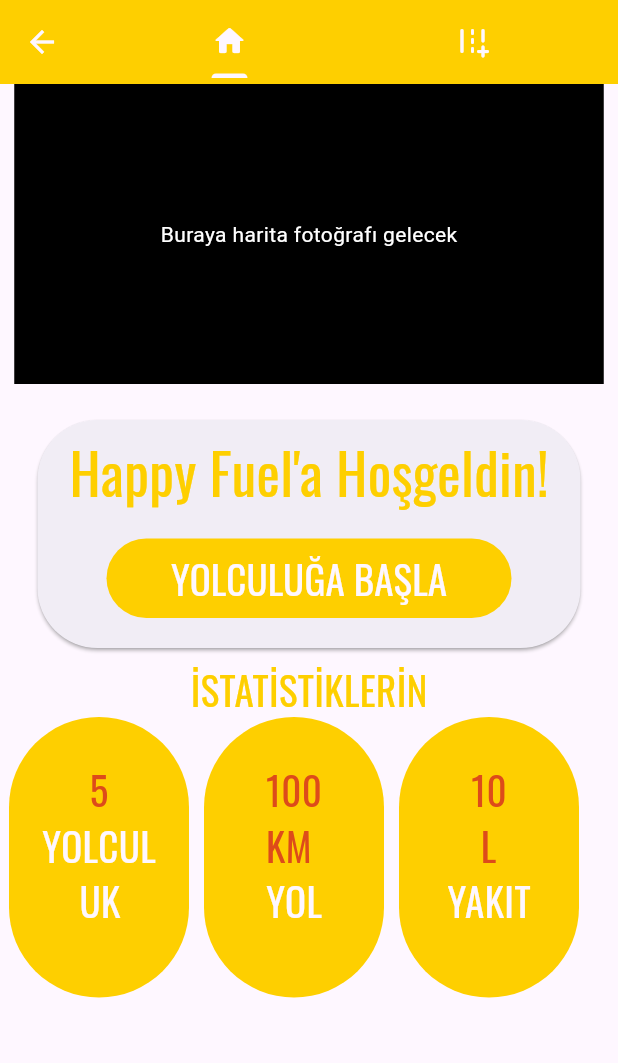
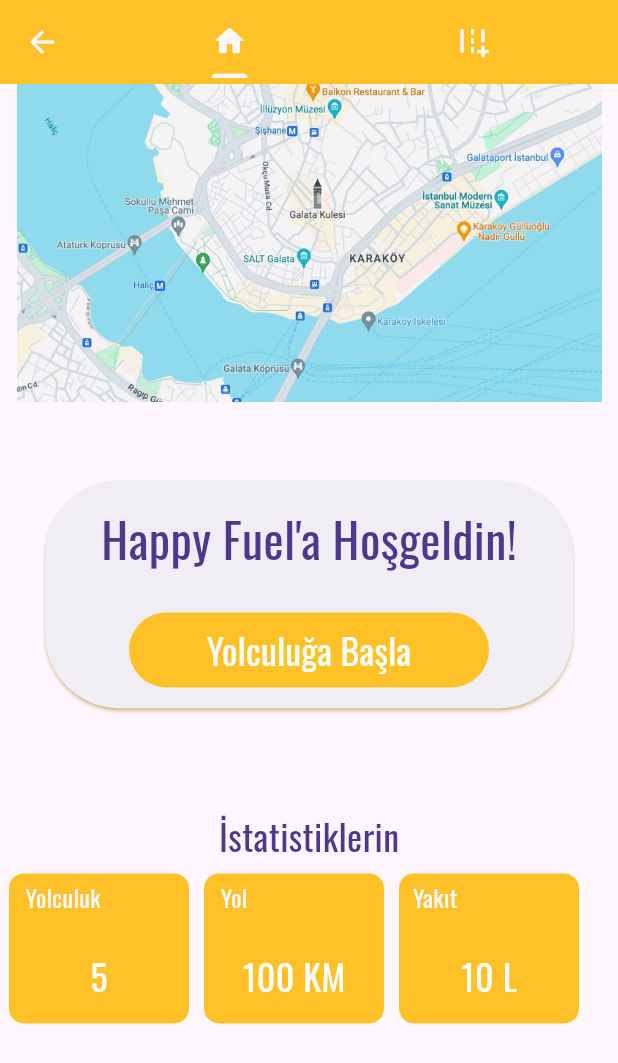
Before and after one commit to Tugay72/araba_sevdasi, a Flutter app: the Anasayfa screen opened directly, on a phone screen of 412 x 824 dp. Shown: the top 1063 px of the screen. Run offline on Flutter 3.47's test engine with Material 3 defaults, Android fonts, the phone set to English and light mode, and no system bars; our stand-ins replace toggle_switch.

Commit message:
anasayfa

```diff
--- a/lib/anaMenu.dart
+++ b/lib/anaMenu.dart
@@ -52,7 +52,7 @@ class AnaMenuState extends State<AnaMenu> {
         bottomNavigationBar: BottomNavigationBar(
           items: const [
             BottomNavigationBarItem(
-              backgroundColor: Color.fromARGB(255, 254, 207, 0),
+              backgroundColor: Color.fromARGB(255, 255, 193, 40),
               icon: Icon(Icons.home_rounded),
               label: "Ana Sayfa",
             ),
--- a/lib/anasayfaTabBar/sayfa.dart
+++ b/lib/anasayfaTabBar/sayfa.dart
@@ -21,63 +21,56 @@ class Sayfa extends StatelessWidget {
       body: Column(
         children: [
           //Harita görseli
-          Container(
-            color: Colors.black,
-            child: const SizedBox(
-              height: 200,
-              width: 393,
-              child: Center(
-                child: Text(
-                  "Buraya harita fotoğrafı gelecek",
-                  style: TextStyle(
-                    color: Colors.white,
-                  ),
-                ),
+          const SizedBox(
+            width: 390,
+            child: Center(
+              child: Image(
+                image: AssetImage("assets/images/anasayfa/map.jpeg"),
               ),
             ),
           ),
           //Yolculuğa başla tuşunun olduğu kısım
           Padding(
-            padding: const EdgeInsets.only(top: 20),
+            padding: const EdgeInsets.only(top: 48),
             child: SizedBox(
               height: 160,
-              width: 370,
+              width: 360,
               child: Card(
                 surfaceTintColor: Colors.blueGrey.shade400,
-                shadowColor: Colors.grey,
+                shadowColor: const Color.fromARGB(255, 255, 193, 40),
                 shape: RoundedRectangleBorder(
-                    borderRadius: BorderRadius.circular(40)),
+                    borderRadius: BorderRadius.circular(50)),
                 child: Column(
                   children: [
-                    const Padding(
-                      padding: EdgeInsets.all(8.0),
+                    Padding(
+                      padding: const EdgeInsets.all(16.0),
                       child: Text(
                         "Happy Fuel'a Hoşgeldin!",
                         style: TextStyle(
-                          fontSize: 37,
+                          fontSize: 32,
                           fontFamily: "Oswald",
                           fontWeight: FontWeight.w400,
-                          color: Color.fromARGB(255, 254, 207, 0),
+                          color: Theme.of(context).colorScheme.onPrimaryContainer,
                         ),
                       ),
                     ),
                     Padding(
                       padding: const EdgeInsets.only(top: 10),
                       child: SizedBox(
-                        width: 270,
+                        width: 240,
                         child: TextButton(
                           style: const ButtonStyle(
                             backgroundColor: MaterialStatePropertyAll(
-                              Color.fromARGB(255, 254, 207, 0),
+                              Color.fromARGB(255, 255, 193, 40),
                             ),
                           ),
-                          child: Text(
-                            "YOLCULUĞA BAŞLA",
+                          child: const Text(
+                            "Yolculuğa Başla",
                             style: TextStyle(
-                              fontSize: 26,
+                              fontSize: 24,
                               fontFamily: "Oswald",
                               fontWeight: FontWeight.w400,
-                              color: Theme.of(context).colorScheme.background,
+                              color: Color.fromARGB(255, 255, 255, 255),
                             ),
                           ),
                           onPressed: () => git(context),
@@ -91,54 +84,59 @@ class Sayfa extends StatelessWidget {
           ),
           //İstatistikler
           Padding(
-            padding: const EdgeInsets.only(top: 5),
+            padding: const EdgeInsets.only(top: 64),
             child: Column(
               children: [
-                const Text(
-                  "İSTATİSTİKLERİN",
+                Text(
+                  "İstatistiklerin",
                   style: TextStyle(
-                    fontSize: 26,
+                    fontSize: 24,
                     fontFamily: "Oswald",
                     fontWeight: FontWeight.w400,
-                    color: Color.fromARGB(255, 254, 207, 0),
+                    color: Theme.of(context).colorScheme.onPrimaryContainer,
                   ),
                 ),
                 Row(
                   children: [
                     //Yapılan yolculuk
                     Padding(
-                      padding: const EdgeInsets.only(left: 6),
+                      padding: const EdgeInsets.only(top: 8, left: 6),
                       child: Container(
-                        height: 187,
+                        height: 100,
                         width: 120,
                         decoration: const BoxDecoration(
-                          color: Color.fromARGB(255, 254, 207, 0),
+                          color: Color.fromARGB(255, 255, 193, 40),
                           borderRadius: BorderRadiusDirectional.vertical(
-                            top: Radius.circular(70),
-                            bottom: Radius.circular(70),
+                            top: Radius.circular(10),
+                            bottom: Radius.circular(10),
                           ),
                         ),
                         child: Padding(
-                          padding: const EdgeInsets.only(top: 30),
+                          padding: const EdgeInsets.only(top: 4),
                           child: Column(
                             children: [
+                              Padding(
+                                padding: const EdgeInsets.only(
+                                    right: 48, bottom: 24),
+                                child: Text(
+                                  "Yolculuk",
+                                  style: TextStyle(
+                                    fontSize: 16,
+                                    fontFamily: "Oswald",
+                                    fontWeight: FontWeight.w400,
+                                    color: Theme.of(context)
+                                        .colorScheme
+                                        .background,
+                                  ),
+                                ),
+                              ),
                               Text(
                                 yolculuk.toString(),
                                 style: const TextStyle(
-                                  fontSize: 26,
+                                  fontSize: 24,
                                   fontFamily: "Oswald",
                                   fontWeight: FontWeight.w400,
-                                  color: Color.fromARGB(255, 221, 75, 26),
-                                ),
-                              ),
-                              Text(
-                                "YOLCUL\n    UK",
-                                style: TextStyle(
-                                  fontSize: 26,
-                                  fontFamily: "Oswald",
-                                  fontWeight: FontWeight.w400,
-                                  color:
-                                      Theme.of(context).colorScheme.background,
+                                  color: Color.fromARGB(255, 255, 255, 255),
                                 ),
                               ),
                             ],
@@ -148,38 +146,43 @@ class Sayfa extends StatelessWidget {
                     ),
                     //Gidilen yol (KM)
                     Padding(
-                      padding: const EdgeInsets.only(left: 10),
+                      padding: const EdgeInsets.only(top: 8, left: 10),
                       child: Container(
-                        height: 187,
+                        height: 100,
                         width: 120,
                         decoration: const BoxDecoration(
-                          color: Color.fromARGB(255, 254, 207, 0),
+                          color: Color.fromARGB(255, 255, 193, 40),
                           borderRadius: BorderRadiusDirectional.vertical(
-                            top: Radius.circular(70),
-                            bottom: Radius.circular(70),
+                            top: Radius.circular(10),
+                            bottom: Radius.circular(10),
                           ),
                         ),
                         child: Padding(
-                          padding: const EdgeInsets.only(top: 30),
+                          padding: const EdgeInsets.only(top: 4),
                           child: Column(
                             children: [
-                              Text(
-                                "${yol.toString()}\nKM",
-                                style: const TextStyle(
-                                  fontSize: 26,
-                                  fontFamily: "Oswald",
-                                  fontWeight: FontWeight.w400,
-                                  color: Color.fromARGB(255, 221, 75, 26),
+                              Padding(
+                                padding: const EdgeInsets.only(
+                                    right: 80, bottom: 24),
+                                child: Text(
+                                  "Yol",
+                                  style: TextStyle(
+                                    fontSize: 16,
+                                    fontFamily: "Oswald",
+                                    fontWeight: FontWeight.w400,
+                                    color: Theme.of(context)
+                                        .colorScheme
+                                        .background,
+                                  ),
                                 ),
                               ),
                               Text(
-                                "YOL",
-                                style: TextStyle(
-                                  fontSize: 26,
+                                "${yol.toString()} KM",
+                                style: const TextStyle(
+                                  fontSize: 24,
                                   fontFamily: "Oswald",
                                   fontWeight: FontWeight.w400,
-                                  color:
-                                      Theme.of(context).colorScheme.background,
+                                  color: Color.fromARGB(255, 255, 255, 255),
                                 ),
                               ),
                             ],
@@ -189,40 +192,45 @@ class Sayfa extends StatelessWidget {
                     ),
                     //Harcanan yakıt(L)
                     Padding(
-                      padding: const EdgeInsets.only(left: 10),
+                      padding: const EdgeInsets.only(top: 8, left: 10),
                       child: Container(
-                        height: 187,
+                        height: 100,
                         width: 120,
                         decoration: const BoxDecoration(
-                          color: Color.fromARGB(255, 254, 207, 0),
+                          color: Color.fromARGB(255, 255, 193, 40),
                           borderRadius: BorderRadiusDirectional.vertical(
-                            top: Radius.circular(70),
-                            bottom: Radius.circular(70),
+                            top: Radius.circular(10),
+                            bottom: Radius.circular(10),
                           ),
                         ),
                         child: Padding(
-                          padding: const EdgeInsets.only(top: 30),
+                          padding: const EdgeInsets.only(top: 4),
                           child: Column(
                             children: [
-                              Text(
-                                "${yakit.toString()}\n L",
-                                style: const TextStyle(
-                                  fontSize: 26,
-                                  fontFamily: "Oswald",
-                                  fontWeight: FontWeight.w400,
-                                  color: Color.fromARGB(255, 221, 75, 26),
+                              Padding(
+                                padding: const EdgeInsets.only(
+                                    right: 72, bottom: 24),
+                                child: Text(
+                                  "Yakıt",
+                                  style: TextStyle(
+                                    fontSize: 16,
+                                    fontFamily: "Oswald",
+                                    fontWeight: FontWeight.w400,
+                                    color: Theme.of(context)
+                                        .colorScheme
+                                        .background,
+                                  ),
                                 ),
                               ),
                               Text(
-                                "YAKIT",
-                                style: TextStyle(
-                                  fontSize: 26,
+                                "${yakit.toString()} L",
+                                style: const TextStyle(
+                                  fontSize: 24,
                                   fontFamily: "Oswald",
                                   fontWeight: FontWeight.w400,
-                                  color:
-                                      Theme.of(context).colorScheme.background,
+                                  color: Color.fromARGB(255, 255, 255, 255),
                                 ),
-                              ),
+                              )
                             ],
                           ),
                         ),
--- a/lib/pages/anasayfa.dart
+++ b/lib/pages/anasayfa.dart
@@ -17,11 +17,11 @@ class AnasayfaState extends State<Anasayfa> {
       child: Scaffold(
         appBar: AppBar(
           foregroundColor: Theme.of(context).colorScheme.background,
-          backgroundColor: const Color.fromARGB(255, 254, 207, 0),
+          backgroundColor: const Color.fromARGB(255, 255, 193, 40),
           title: TabBar(
             //physics: const NeverScrollableScrollPhysics(),
             indicatorColor: Theme.of(context).colorScheme.background,
-            dividerColor: const Color.fromARGB(255, 254, 207, 0),
+            dividerColor: const Color.fromARGB(255, 255, 193, 40),
             tabs: [
               Tab(
                 //Anasayfa
--- a/pubspec.yaml
+++ b/pubspec.yaml
@@ -69,6 +69,7 @@ flutter:
     - assets/images/profile/
     - assets/images/yakit/
     - assets/images/auth/
+    - assets/images/anasayfa/
     - assets/dosya/dosya.txt
    #  - assets/fonts/
 
```
Also changed, not shown: assets/images/anasayfa/map.jpeg (added).
